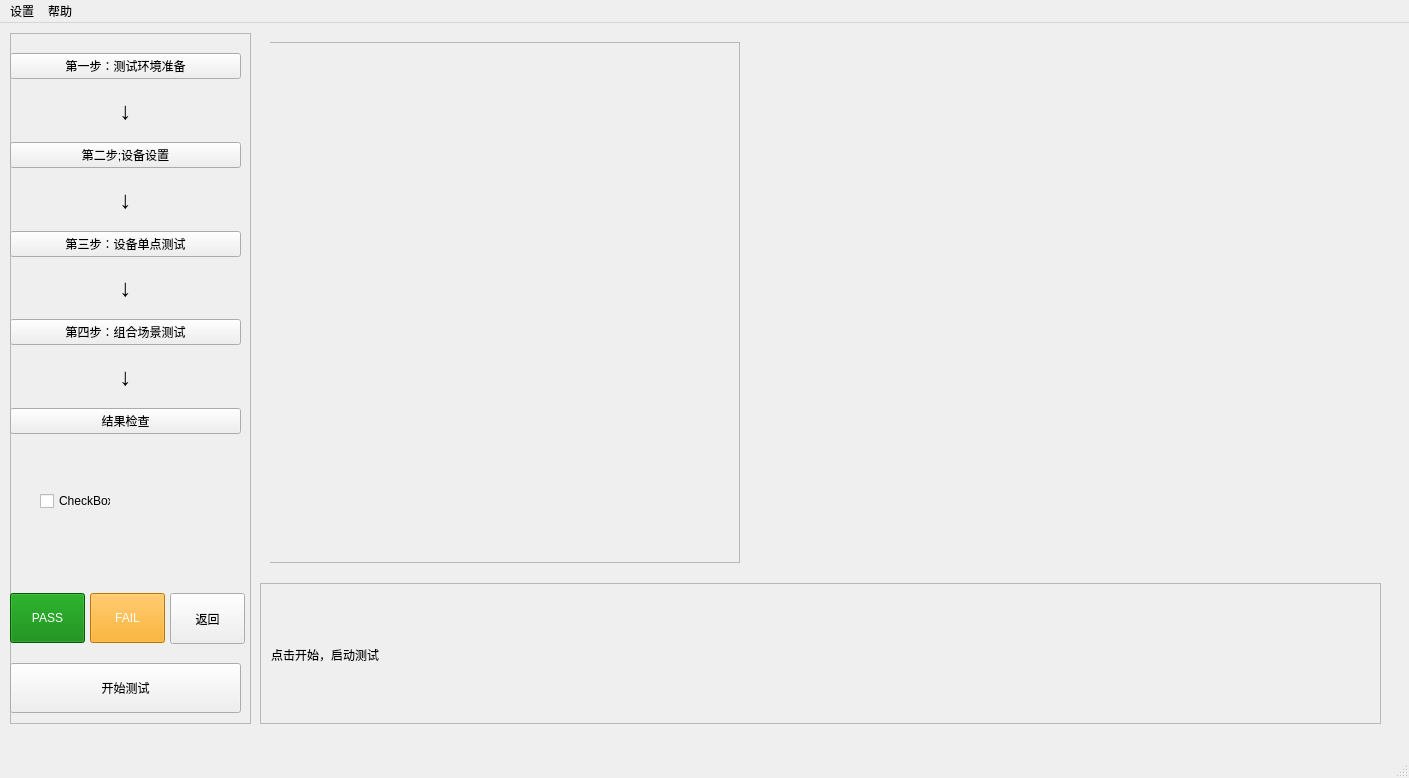
garyhuang2018/Test, file src/hotel/resource/nav_panel.ui: the form before one commit.
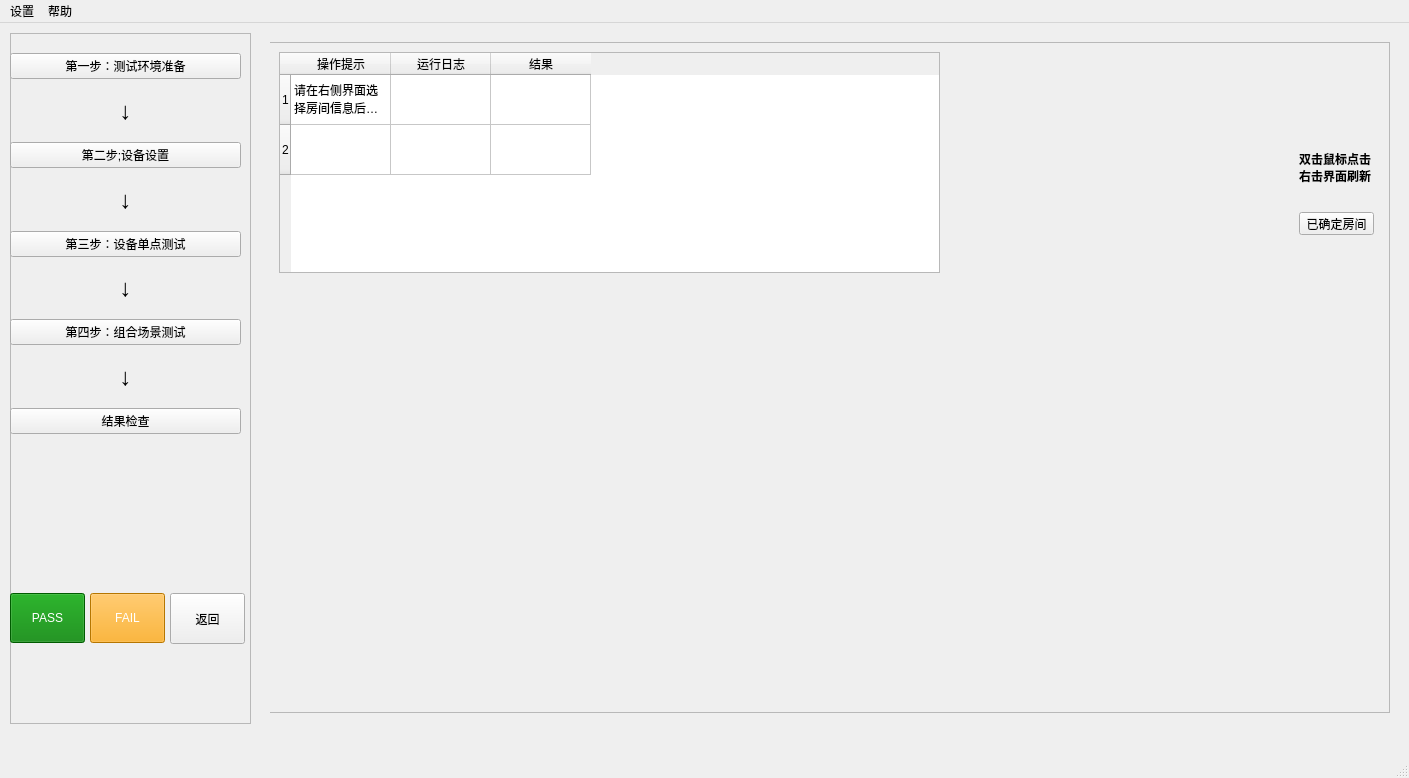
The form after the commit. The open tabs and pages were chosen to show the change.

Commit message: add confirm room method

The edit to the form file:
```diff
--- a/src/hotel/resource/nav_panel.ui
+++ b/src/hotel/resource/nav_panel.ui
@@ -261,91 +261,14 @@
       <string>返回</string>
      </property>
     </widget>
-    <widget class="QPushButton" name="run_button">
-     <property name="enabled">
-      <bool>true</bool>
-     </property>
-     <property name="geometry">
-      <rect>
-       <x>0</x>
-       <y>630</y>
-       <width>231</width>
-       <height>50</height>
-      </rect>
-     </property>
-     <property name="sizePolicy">
-      <sizepolicy hsizetype="Minimum" vsizetype="Preferred">
-       <horstretch>0</horstretch>
-       <verstretch>0</verstretch>
-      </sizepolicy>
-     </property>
-     <property name="minimumSize">
-      <size>
-       <width>0</width>
-       <height>50</height>
-      </size>
-     </property>
-     <property name="text">
-      <string>开始测试</string>
-     </property>
-    </widget>
-    <widget class="QCheckBox" name="checkBox">
-     <property name="geometry">
-      <rect>
-       <x>30</x>
-       <y>460</y>
-       <width>71</width>
-       <height>16</height>
-      </rect>
-     </property>
-     <property name="text">
-      <string>CheckBox</string>
-     </property>
-    </widget>
-   </widget>
-   <widget class="QScrollArea" name="scrollArea">
-    <property name="geometry">
-     <rect>
-      <x>260</x>
-      <y>560</y>
-      <width>1121</width>
-      <height>141</height>
-     </rect>
-    </property>
-    <property name="widgetResizable">
-     <bool>true</bool>
-    </property>
-    <widget class="QWidget" name="log">
-     <property name="geometry">
-      <rect>
-       <x>0</x>
-       <y>0</y>
-       <width>1119</width>
-       <height>139</height>
-      </rect>
-     </property>
-     <widget class="QLabel" name="log_label">
-      <property name="geometry">
-       <rect>
-        <x>10</x>
-        <y>10</y>
-        <width>1141</width>
-        <height>121</height>
-       </rect>
-      </property>
-      <property name="text">
-       <string>点击开始，启动测试</string>
-      </property>
-     </widget>
-    </widget>
    </widget>
    <widget class="QStackedWidget" name="stacked_widget">
     <property name="geometry">
      <rect>
       <x>270</x>
       <y>0</y>
-      <width>1091</width>
-      <height>551</height>
+      <width>1131</width>
+      <height>691</height>
      </rect>
     </property>
     <property name="currentIndex">
@@ -413,6 +336,34 @@
             </property>
            </column>
           </widget>
+          <widget class="QPushButton" name="run_button">
+           <property name="enabled">
+            <bool>true</bool>
+           </property>
+           <property name="geometry">
+            <rect>
+             <x>10</x>
+             <y>470</y>
+             <width>231</width>
+             <height>50</height>
+            </rect>
+           </property>
+           <property name="sizePolicy">
+            <sizepolicy hsizetype="Minimum" vsizetype="Preferred">
+             <horstretch>0</horstretch>
+             <verstretch>0</verstretch>
+            </sizepolicy>
+           </property>
+           <property name="minimumSize">
+            <size>
+             <width>0</width>
+             <height>50</height>
+            </size>
+           </property>
+           <property name="text">
+            <string>开始检查</string>
+           </property>
+          </widget>
          </widget>
         </item>
        </layout>
@@ -425,8 +376,8 @@
        <rect>
         <x>-1</x>
         <y>19</y>
-        <width>471</width>
-        <height>521</height>
+        <width>1121</width>
+        <height>671</height>
        </rect>
       </property>
       <property name="frameShape">
@@ -435,6 +386,105 @@
       <property name="frameShadow">
        <enum>QFrame::Raised</enum>
       </property>
+      <widget class="QWidget" name="horizontalLayoutWidget_2">
+       <property name="geometry">
+        <rect>
+         <x>680</x>
+         <y>9</y>
+         <width>321</width>
+         <height>661</height>
+        </rect>
+       </property>
+       <layout class="QHBoxLayout" name="phone_layout"/>
+      </widget>
+      <widget class="QTableWidget" name="result_table_2">
+       <property name="geometry">
+        <rect>
+         <x>10</x>
+         <y>10</y>
+         <width>661</width>
+         <height>221</height>
+        </rect>
+       </property>
+       <property name="maximumSize">
+        <size>
+         <width>661</width>
+         <height>16777215</height>
+        </size>
+       </property>
+       <attribute name="verticalHeaderDefaultSectionSize">
+        <number>50</number>
+       </attribute>
+       <row>
+        <property name="text">
+         <string>1</string>
+        </property>
+       </row>
+       <row>
+        <property name="text">
+         <string>2</string>
+        </property>
+       </row>
+       <column>
+        <property name="text">
+         <string>操作提示</string>
+        </property>
+       </column>
+       <column>
+        <property name="text">
+         <string>运行日志</string>
+        </property>
+       </column>
+       <column>
+        <property name="text">
+         <string>结果</string>
+        </property>
+       </column>
+       <item row="0" column="0">
+        <property name="text">
+         <string>请在右侧界面选择房间信息后点击【已确定房间】按钮</string>
+        </property>
+       </item>
+       <item row="1" column="0">
+        <property name="text">
+         <string/>
+        </property>
+       </item>
+      </widget>
+      <widget class="QLabel" name="label">
+       <property name="geometry">
+        <rect>
+         <x>1030</x>
+         <y>60</y>
+         <width>81</width>
+         <height>131</height>
+        </rect>
+       </property>
+       <property name="font">
+        <font>
+         <family>微软雅黑</family>
+         <weight>75</weight>
+         <bold>true</bold>
+        </font>
+       </property>
+       <property name="text">
+        <string>双击鼠标点击
+右击界面刷新</string>
+       </property>
+      </widget>
+      <widget class="QPushButton" name="confirm_room_btn">
+       <property name="geometry">
+        <rect>
+         <x>1030</x>
+         <y>170</y>
+         <width>75</width>
+         <height>23</height>
+        </rect>
+       </property>
+       <property name="text">
+        <string>已确定房间</string>
+       </property>
+      </widget>
      </widget>
     </widget>
     <widget class="QWidget" name="page_3">
```
Left out of the diff: 4 changed lines with no effect on the pictures. The commit also changes 1 other file.
